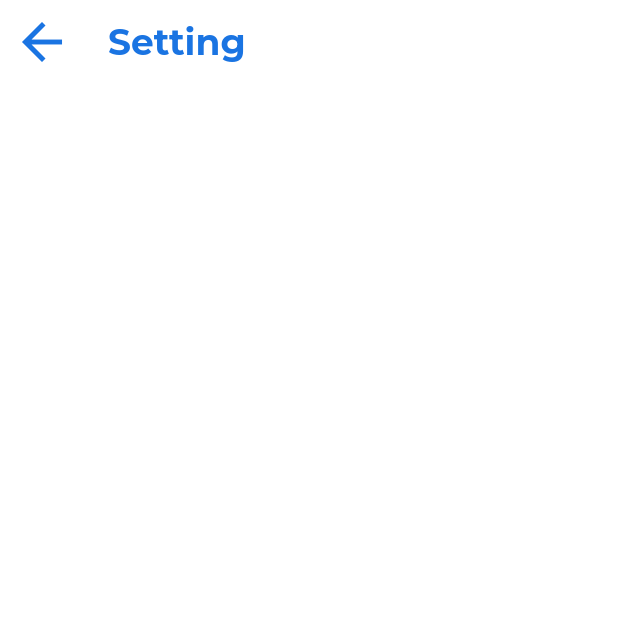
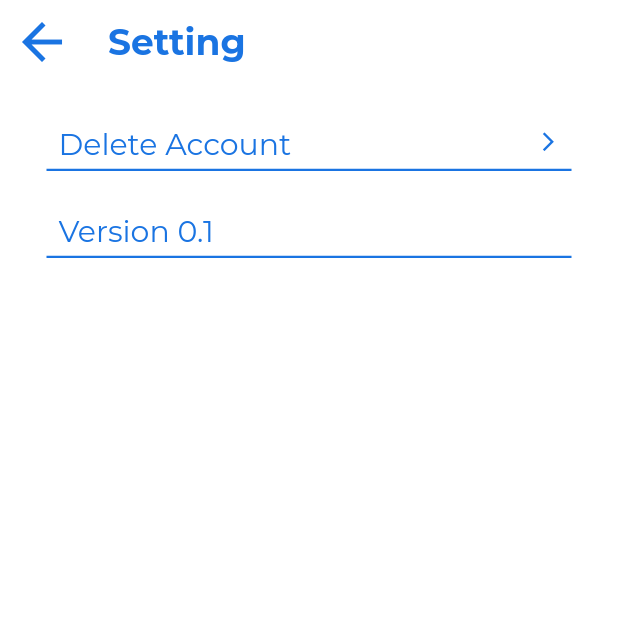
Before and after one commit to NeeTzXst/Evie_G04, a Flutter app: the setting screen opened directly, on a phone screen of 412 x 824 dp, the top half of it. Run offline on Flutter 3.47's test engine with Material 2 defaults, Android fonts, the light colour scheme and no system bars; our stand-ins replace auto_size_text, cloud_firestore, firebase_auth, firebase_core, firebase_storage, font_awesome_flutter and 10 more; missing offline and left inert: flutter_polyline_points, google_map_polyline_new, json_path; accounts and stored records are empty; network calls fail.

Commit message:
add newstyle add newPage setting edit fonts in profile and edit

```diff
--- a/lib/Screen/Drawer/setting.dart
+++ b/lib/Screen/Drawer/setting.dart
@@ -31,6 +31,110 @@ class _settingState extends State<setting> {
           style: headerText,
         ),
       ),
+      body: ListView(children: <Widget>[
+        SizedBox(
+          height: 20,
+        ),
+        Align(
+            alignment: Alignment.center,
+            child: Column(
+                mainAxisAlignment: MainAxisAlignment.start,
+                // ignore: prefer_const_literals_to_create_immutables
+                children: <Widget>[
+                  Container(
+                    width: 350,
+                    height: 38,
+                    decoration: BoxDecoration(
+                        border: Border(
+                            bottom: BorderSide(
+                                width: 1.5,
+                                color: Color.fromRGBO(26, 116, 226, 1)))),
+                    child: TextButton(
+                        onPressed: () {
+                          showDialog(
+                            context: context,
+                            builder: (BuildContext context) {
+                              return AlertDialog(
+                                backgroundColor:
+                                    Color.fromARGB(255, 243, 100, 112),
+                                shape: RoundedRectangleBorder(
+                                    borderRadius: BorderRadius.circular(25)),
+                                title: Center(
+                                  child: Text('Delete Account ?',
+                                      style: TextDisplay),
+                                ),
+                                content: Column(
+                                    mainAxisSize: MainAxisSize.min,
+                                    // ignore: prefer_const_literals_to_create_immutables
+                                    children: [
+                                      Text(
+                                        "Can you please share to us what was not working? We are fixing bugs as soon as we spot them. If something slipped through our fingers, we’d be so grateful to be aware of it and fix it",
+                                        textAlign: TextAlign.center,
+                                      ),
+                                    ]),
+                                actions: [
+                                  Align(
+                                    alignment: Alignment.center,
+                                    child: Container(
+                                      width: 200,
+                                      height: 52,
+                                      decoration: BoxDecoration(
+                                          borderRadius: BorderRadius.all(
+                                              Radius.circular(8.0)),
+                                          color:
+                                              Color.fromRGBO(255, 255, 255, 1)),
+                                      child: Column(
+                                          mainAxisAlignment:
+                                              MainAxisAlignment.center,
+                                          // ignore: prefer_const_literals_to_create_immutables
+                                          children: <Widget>[
+                                            TextButton(
+                                              child: Text("Confirm",
+                                                  style: TextDisplay),
+                                              onPressed: () {},
+                                            )
+                                          ]),
+                                    ),
+                                  )
+                                ],
+                              );
+                            },
+                          );
+                        },
+                        child: Row(
+                          mainAxisAlignment: MainAxisAlignment.spaceBetween,
+                          children: [
+                            Text("Delete Account", style: BlueDisplay),
+                            Icon(
+                              Icons.arrow_forward_ios,
+                              size: 15,
+                              color: Color.fromRGBO(26, 116, 226, 1),
+                            )
+                          ],
+                        )),
+                  ),
+                  SizedBox(
+                    height: 20,
+                  ),
+                  Container(
+                    width: 350,
+                    height: 38,
+                    decoration: BoxDecoration(
+                        border: Border(
+                            bottom: BorderSide(
+                                width: 1.5,
+                                color: Color.fromRGBO(26, 116, 226, 1)))),
+                    child: TextButton(
+                        onPressed: () {},
+                        child: Row(
+                          children: [
+                            Text("Version 0.1", style: BlueDisplay),
+                          ],
+                        )),
+                  ),
+                  SizedBox(height: 20),
+                ])),
+      ]),
     );
   }
 }
--- a/lib/Widget/styles.dart
+++ b/lib/Widget/styles.dart
@@ -17,6 +17,12 @@ final TextDisplay = GoogleFonts.montserrat(
   fontSize: 20,
   fontWeight: FontWeight.normal,
   color: Colors.black,
+);
+
+final BlueDisplay = GoogleFonts.montserrat(
+  fontSize: 20,
+  fontWeight: FontWeight.normal,
+  color: primaryColor,
 );
 
 final hintText = GoogleFonts.montserrat(
```
Also changed, not shown: lib/Screen/Drawer/editprofile.dart (+1 -9 lines), lib/Screen/Drawer/profile.dart (+5 -13 lines).
